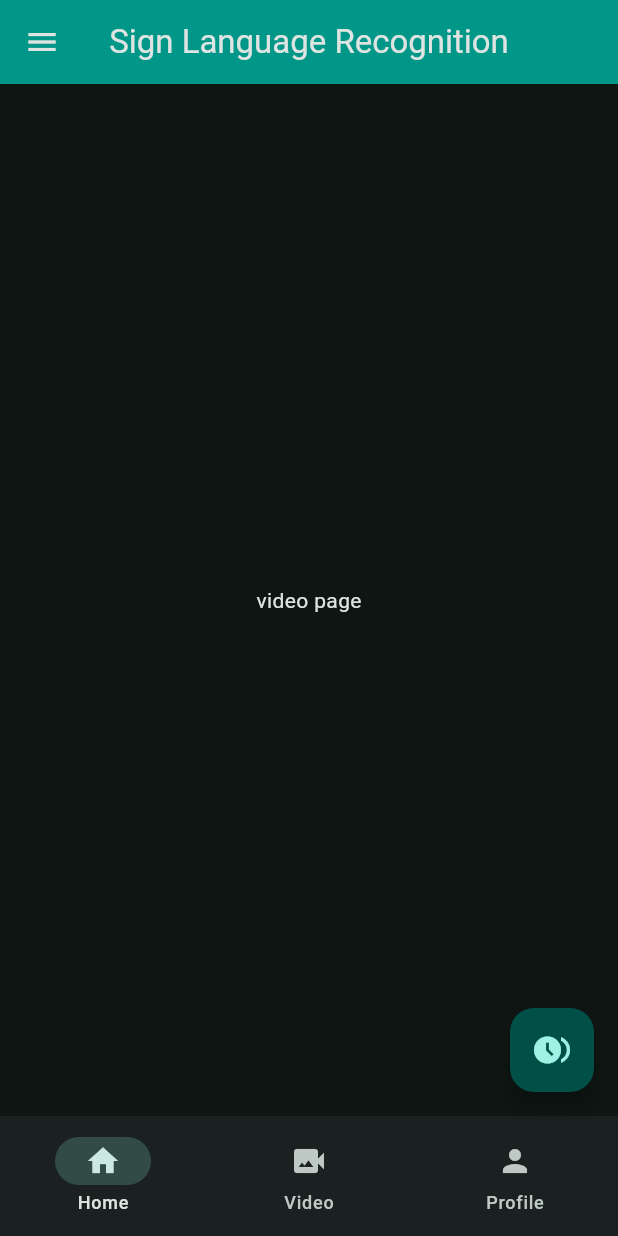
After one commit to xFrosTxX/Real-Time-sign-language-detection-, a Flutter app: the screen it shows after launch, on a phone screen of 412 x 824 dp. The commit adds this screen. Run offline on Flutter 3.47's test engine with Material 3 defaults, Android fonts, the phone set to English and light mode, and no system bars.

Commit message:
pages sorted

```diff
--- /dev/null
+++ b/flutter_app/lib/views/pages/home_page.dart
@@ -0,0 +1,9 @@
+import 'package:flutter/material.dart';
+class HomePage extends StatelessWidget {
+  const HomePage({super.key});
+
+  @override
+  Widget build(BuildContext context) {
+    return Center(child: Text('home page'),);
+  }
+}
--- /dev/null
+++ b/flutter_app/lib/views/pages/videos.dart
@@ -0,0 +1,9 @@
+import 'package:flutter/material.dart';
+class VideoPage extends StatelessWidget {
+  const VideoPage({super.key});
+
+  @override
+  Widget build(BuildContext context) {
+    return Center(child: Text('video page'),);
+  }
+}
--- /dev/null
+++ b/flutter_app/lib/views/widget_tree.dart
@@ -0,0 +1,47 @@
+import 'package:flutter/material.dart';
+import 'package:flutter_app/views/pages/home_page.dart';
+import 'package:flutter_app/views/pages/videos.dart';
+import 'package:flutter_app/views/pages/profile.dart';
+import '../widgets/navbar_widget.dart';
+List<Widget> pages =[
+  HomePage(),
+  ProfilePage(),
+  VideoPage(),
+];
+class WidgetTree extends StatelessWidget {
+  const WidgetTree ({super.key});
+
+  @override
+  Widget build(BuildContext context) {
+    return Scaffold(
+      appBar: AppBar(
+        title: Text('Sign Language Recognition'),
+        centerTitle: true,
+        backgroundColor: Colors.teal,
+      ),
+      body: pages.elementAt(2) ,
+
+      drawer: Drawer(
+        child: SafeArea(
+          child: Column(
+            children: [
+              DrawerHeader(child: Text('Gesturewise')),
+              ListTile(
+                title: Text('Logout'),
+              ),
+            ],
+          ),
+        ),
+      ),
+
+      floatingActionButton: FloatingActionButton(
+        onPressed: () {
+          print('button pressed');
+        },
+        child: Icon(Icons.browse_gallery),
+      ),
+
+      bottomNavigationBar: NavBarWidget(),
+    );;
+  }
+}
--- /dev/null
+++ b/flutter_app/lib/widgets/navbar_widget.dart
@@ -0,0 +1,41 @@
+import 'package:flutter/material.dart';
+
+class NavBarWidget extends StatefulWidget {
+  const NavBarWidget({super.key});
+
+  @override
+  State<NavBarWidget> createState() => _NavBarWidgetState();
+}
+
+class _NavBarWidgetState extends State<NavBarWidget> {
+
+  int selectedIndex = 0;
+
+  @override
+  Widget build(BuildContext context) {
+    return NavigationBar(
+      destinations: const [
+        NavigationDestination(
+          icon: Icon(Icons.home),
+          label: 'Home',
+        ),
+        NavigationDestination(
+          icon: Icon(Icons.video_camera_back),
+          label: 'Video',
+        ),
+        NavigationDestination(
+          icon: Icon(Icons.person),
+          label: 'Profile',
+        ),
+      ],
+
+      selectedIndex: selectedIndex,
+
+      onDestinationSelected: (int value) {
+        setState(() {
+          selectedIndex = value;
+        });
+      },
+    );
+  }
+}
```
Also changed, not shown: flutter_app/lib/main.dart (+3 -68 lines), flutter_app/lib/views/pages/profile.dart (added, +10 -0 lines).
